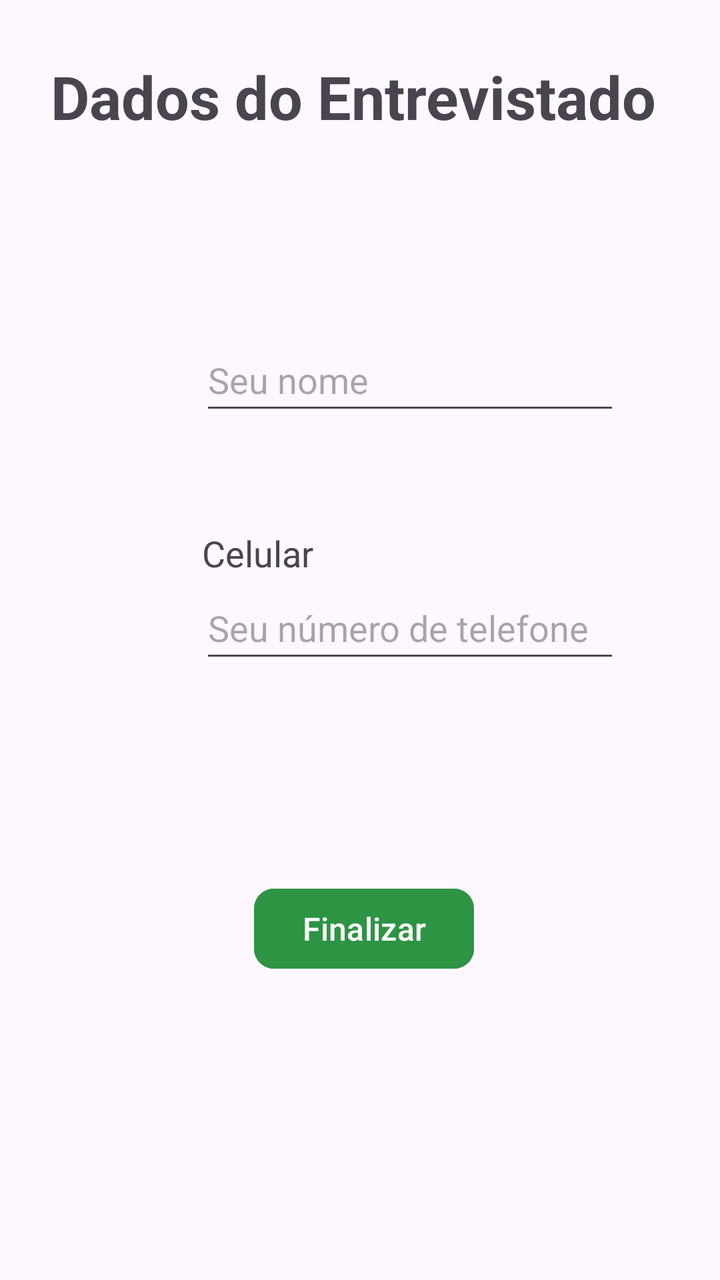
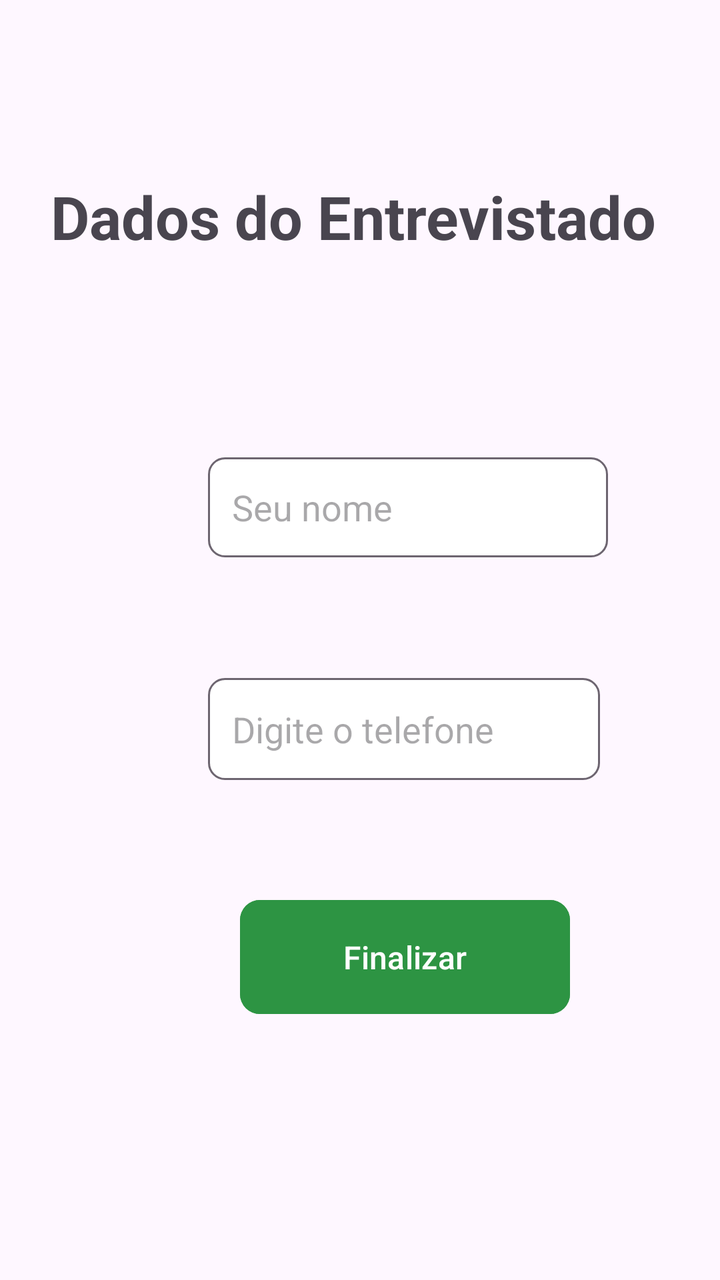

The first picture is an Android layout as it rendered before a commit; the second is the same layout after the commit. The layout source and the unified diff follow.
<!-- AndroidManifest.xml: application theme Theme.Eleicao -->
<!-- res/layout/activity_dados_entrevistado.xml -->
<?xml version="1.0" encoding="utf-8"?>
<androidx.constraintlayout.widget.ConstraintLayout xmlns:android="http://schemas.android.com/apk/res/android"
    xmlns:app="http://schemas.android.com/apk/res-auto"
    xmlns:tools="http://schemas.android.com/tools"
    android:id="@+id/main"
    android:layout_width="match_parent"
    android:layout_height="match_parent"
    tools:context=".DadosEntrevistadoActivity">

    <TextView
        android:id="@+id/textView8"
        android:layout_width="wrap_content"
        android:layout_height="wrap_content"
        android:layout_marginStart="62dp"
        android:layout_marginTop="28dp"
        android:layout_marginEnd="61dp"
        android:text="Dados do Entrevistado"
        android:textSize="30sp"
        android:textStyle="bold"
        app:layout_constraintEnd_toEndOf="parent"
        app:layout_constraintHorizontal_bias="0.562"
        app:layout_constraintStart_toStartOf="parent"
        app:layout_constraintTop_toTopOf="parent" />

    <EditText
        android:id="@+id/etNome"
        android:layout_width="wrap_content"
        android:layout_height="48dp"
        android:layout_marginStart="100dp"
        android:layout_marginTop="96dp"
        android:layout_marginEnd="101dp"
        android:ems="10"
        android:hint="Seu nome"
        android:inputType="text"
        app:layout_constraintEnd_toEndOf="parent"
        app:layout_constraintHorizontal_bias="0.0"
        app:layout_constraintStart_toStartOf="parent"
        app:layout_constraintTop_toBottomOf="@+id/textView8" />

    <EditText
        android:id="@+id/etTelefone"
        android:layout_width="wrap_content"
        android:layout_height="48dp"
        android:layout_marginStart="100dp"
        android:layout_marginTop="220dp"
        android:layout_marginEnd="101dp"
        android:ems="10"
        android:hint="Seu número de telefone"
        android:inputType="text"
        app:layout_constraintEnd_toEndOf="parent"
        app:layout_constraintHorizontal_bias="0.0"
        app:layout_constraintStart_toStartOf="parent"
        app:layout_constraintTop_toBottomOf="@+id/textView8" />

    <TextView
        android:id="@+id/textView9"
        android:layout_width="wrap_content"
        android:layout_height="wrap_content"
        android:layout_marginStart="101dp"
        android:layout_marginTop="72dp"
        android:layout_marginEnd="262dp"
        android:text="Nome"
        android:textSize="18sp"
        app:layout_constraintEnd_toEndOf="parent"
        app:layout_constraintHorizontal_bias="0.0"
        app:layout_constraintStart_toStartOf="parent"
        app:layout_constraintTop_toBottomOf="@+id/textView8" />

    <TextView
        android:id="@+id/textView10"
        android:layout_width="wrap_content"
        android:layout_height="wrap_content"
        android:layout_marginStart="101dp"
        android:layout_marginTop="52dp"
        android:layout_marginEnd="254dp"
        android:text="Celular"
        android:textSize="18sp"
        app:layout_constraintEnd_toEndOf="parent"
        app:layout_constraintHorizontal_bias="0.0"
        app:layout_constraintStart_toStartOf="parent"
        app:layout_constraintTop_toBottomOf="@+id/etNome" />

    <Button
        android:id="@+id/btFinalizar"
        android:layout_width="wrap_content"
        android:layout_height="wrap_content"
        android:layout_marginStart="145dp"
        android:layout_marginTop="104dp"
        android:layout_marginEnd="145dp"
        android:backgroundTint="#2D9443"
        android:text="Finalizar"
        android:textSize="16sp"
        app:cornerRadius="10dp"
        app:layout_constraintEnd_toEndOf="parent"
        app:layout_constraintHorizontal_bias="0.454"
        app:layout_constraintStart_toStartOf="parent"
        app:layout_constraintTop_toBottomOf="@+id/etTelefone" />


</androidx.constraintlayout.widget.ConstraintLayout>
<!-- resources referenced by this layout -->
<resources>
  <style name="Theme.Eleicao" parent="Base.Theme.Eleicao" />
  <style name="Base.Theme.Eleicao" parent="Theme.Material3.DayNight.NoActionBar">
          
          
      </style>
</resources>

<!-- the commit's change to res/layout/activity_dados_entrevistado.xml (unified diff, before → after) -->
@@ -12,7 +12,7 @@
         android:layout_width="wrap_content"
         android:layout_height="wrap_content"
         android:layout_marginStart="62dp"
-        android:layout_marginTop="28dp"
+        android:layout_marginTop="88dp"
         android:layout_marginEnd="61dp"
         android:text="Dados do Entrevistado"
         android:textSize="30sp"
@@ -23,46 +23,36 @@
         app:layout_constraintTop_toTopOf="parent" />
 
     <EditText
-        android:id="@+id/etNome"
-        android:layout_width="wrap_content"
-        android:layout_height="48dp"
-        android:layout_marginStart="100dp"
-        android:layout_marginTop="96dp"
-        android:layout_marginEnd="101dp"
-        android:ems="10"
+        android:id="@+id/et_nome"
+        android:layout_width="200dp"
+        android:layout_height="50dp"
+        android:layout_marginStart="104dp"
+        android:background="@drawable/edittext_borda"
         android:hint="Seu nome"
-        android:inputType="text"
-        app:layout_constraintEnd_toEndOf="parent"
-        app:layout_constraintHorizontal_bias="0.0"
         app:layout_constraintStart_toStartOf="parent"
-        app:layout_constraintTop_toBottomOf="@+id/textView8" />
+        app:layout_constraintTop_toBottomOf="@+id/textView9" />
 
     <EditText
-        android:id="@+id/etTelefone"
-        android:layout_width="wrap_content"
-        android:layout_height="48dp"
-        android:layout_marginStart="100dp"
-        android:layout_marginTop="220dp"
-        android:layout_marginEnd="101dp"
-        android:ems="10"
-        android:hint="Seu número de telefone"
-        android:inputType="text"
-        app:layout_constraintEnd_toEndOf="parent"
-        app:layout_constraintHorizontal_bias="0.0"
+        android:id="@+id/et_numero"
+        android:layout_width="196dp"
+        android:layout_height="51dp"
+        android:layout_marginStart="104dp"
+        android:background="@drawable/edittext_borda"
+        android:hint="Digite o telefone"
         app:layout_constraintStart_toStartOf="parent"
-        app:layout_constraintTop_toBottomOf="@+id/textView8" />
+        app:layout_constraintTop_toBottomOf="@+id/textView10" />
 
     <TextView
         android:id="@+id/textView9"
         android:layout_width="wrap_content"
         android:layout_height="wrap_content"
         android:layout_marginStart="101dp"
-        android:layout_marginTop="72dp"
+        android:layout_marginTop="76dp"
         android:layout_marginEnd="262dp"
         android:text="Nome"
         android:textSize="18sp"
         app:layout_constraintEnd_toEndOf="parent"
-        app:layout_constraintHorizontal_bias="0.0"
+        app:layout_constraintHorizontal_bias="1.0"
         app:layout_constraintStart_toStartOf="parent"
         app:layout_constraintTop_toBottomOf="@+id/textView8" />
 
@@ -71,30 +61,27 @@
         android:layout_width="wrap_content"
         android:layout_height="wrap_content"
         android:layout_marginStart="101dp"
-        android:layout_marginTop="52dp"
-        android:layout_marginEnd="254dp"
-        android:text="Celular"
+        android:layout_marginTop="36dp"
+        android:layout_marginEnd="262dp"
+        android:text="Telefone"
         android:textSize="18sp"
         app:layout_constraintEnd_toEndOf="parent"
         app:layout_constraintHorizontal_bias="0.0"
         app:layout_constraintStart_toStartOf="parent"
-        app:layout_constraintTop_toBottomOf="@+id/etNome" />
+        app:layout_constraintTop_toBottomOf="@+id/et_nome" />
 
     <Button
         android:id="@+id/btFinalizar"
-        android:layout_width="wrap_content"
-        android:layout_height="wrap_content"
-        android:layout_marginStart="145dp"
-        android:layout_marginTop="104dp"
-        android:layout_marginEnd="145dp"
+        android:layout_width="165sp"
+        android:layout_height="65sp"
+        android:layout_marginStart="120dp"
+        android:layout_marginTop="56dp"
         android:backgroundTint="#2D9443"
         android:text="Finalizar"
         android:textSize="16sp"
-        app:cornerRadius="10dp"
-        app:layout_constraintEnd_toEndOf="parent"
-        app:layout_constraintHorizontal_bias="0.454"
+        app:cornerRadius="10sp"
         app:layout_constraintStart_toStartOf="parent"
-        app:layout_constraintTop_toBottomOf="@+id/etTelefone" />
+        app:layout_constraintTop_toBottomOf="@+id/et_numero" />
 
 
 </androidx.constraintlayout.widget.ConstraintLayout>
<!-- resource entries referenced after the edit -->
@@ -1,5 +1,25 @@
 <!-- resources referenced by this layout -->
 <resources>
+  <!-- drawable edittext_borda (drawable) -->
+  <?xml version="1.0" encoding="utf-8"?>
+  <shape xmlns:android="http://schemas.android.com/apk/res/android"
+      android:shape="rectangle">
+  
+      <solid android:color="#FFFFFF" />
+  
+      <stroke
+          android:width="1dp"
+          android:color="#6D6570" />
+  
+      <corners android:radius="8dp" />
+  
+      <padding
+          android:left="12dp"
+          android:right="12dp"
+          android:top="8dp"
+          android:bottom="8dp" />
+  
+  </shape>
   <style name="Theme.Eleicao" parent="Base.Theme.Eleicao" />
   <style name="Base.Theme.Eleicao" parent="Theme.Material3.DayNight.NoActionBar">
           
